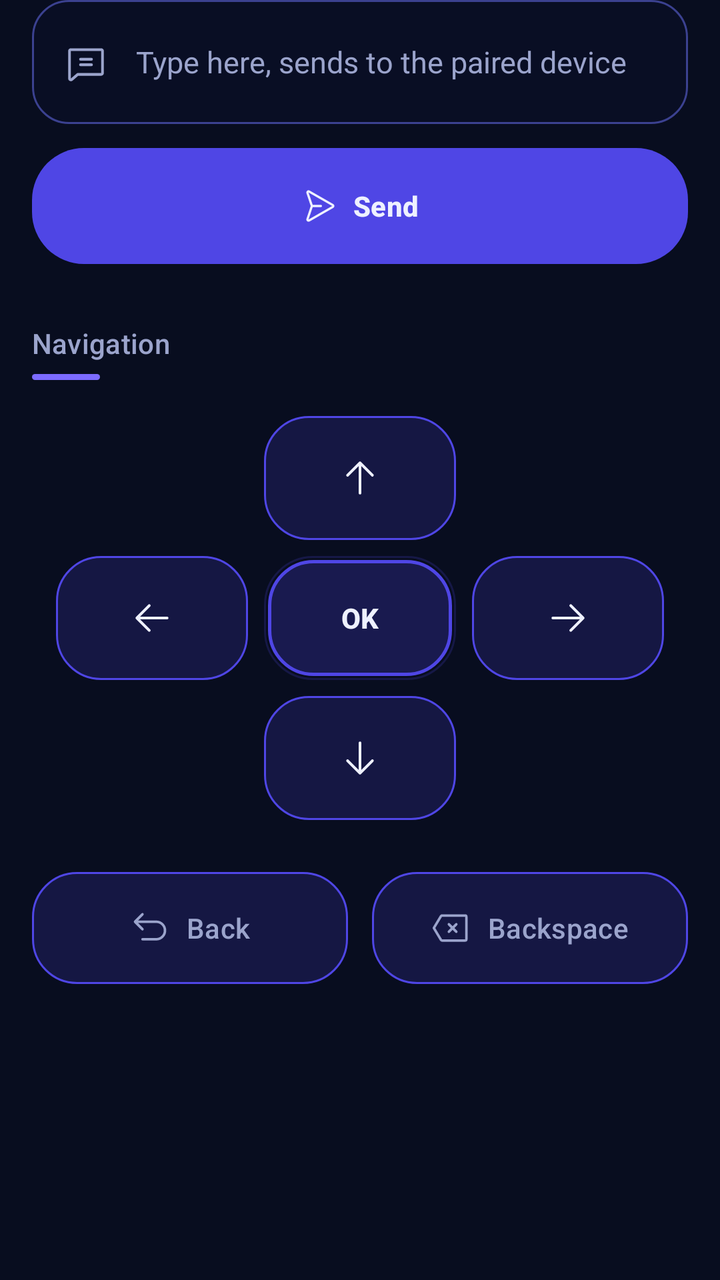
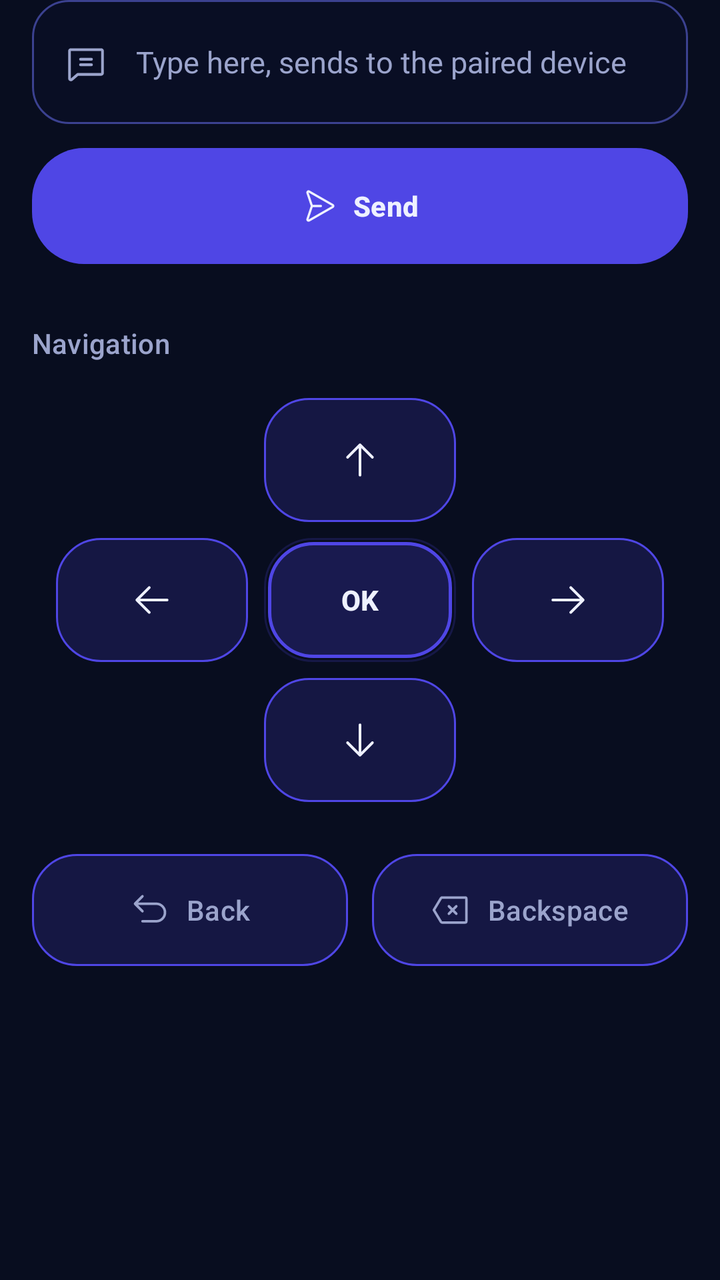

The first picture is an Android layout as it rendered before a commit; the second is the same layout after the commit. The layout source and the unified diff follow.
<!-- AndroidManifest.xml: application theme Theme.BeamPad -->
<!-- res/layout/fragment_keyboard.xml -->
<?xml version="1.0" encoding="utf-8"?>
<ScrollView xmlns:android="http://schemas.android.com/apk/res/android"
    xmlns:app="http://schemas.android.com/apk/res-auto"
    android:layout_width="match_parent"
    android:layout_height="match_parent"
    android:fillViewport="true">

    <LinearLayout
        android:layout_width="match_parent"
        android:layout_height="wrap_content"
        android:orientation="vertical"
        android:paddingStart="16dp"
        android:paddingEnd="16dp"
        android:paddingBottom="24dp">

        <LinearLayout
            android:id="@+id/inputRow"
            android:layout_width="match_parent"
            android:layout_height="62dp"
            android:background="@drawable/bg_input"
            android:orientation="horizontal"
            android:gravity="center_vertical"
            android:paddingStart="16dp"
            android:paddingEnd="16dp">

            <ImageView
                android:layout_width="22dp"
                android:layout_height="22dp"
                android:layout_marginEnd="14dp"
                android:src="@drawable/ic_chat_text"
                app:tint="@color/bp_text_dim"
                android:contentDescription="@null" />

            <EditText
                android:id="@+id/input"
                android:layout_width="match_parent"
                android:layout_height="match_parent"
                android:background="@null"
                android:hint="@string/keyboard_hint"
                android:imeOptions="actionSend"
                android:inputType="text"
                android:maxLines="1"
                android:textColor="@color/bp_text"
                android:textColorHint="@color/bp_text_dim"
                android:textSize="15sp"
                android:importantForAutofill="no" />
        </LinearLayout>

        <com.google.android.material.button.MaterialButton
            android:id="@+id/send"
            android:layout_width="match_parent"
            android:layout_height="58dp"
            android:layout_marginTop="12dp"
            android:background="@drawable/bg_send"
            android:backgroundTint="@null"
            android:insetTop="0dp"
            android:insetBottom="0dp"
            android:text="@string/keyboard_send"
            android:textStyle="bold"
            android:textColor="@color/bp_text"
            app:icon="@drawable/ic_paper_plane_right"
            app:iconGravity="textStart"
            app:iconTint="@color/bp_text"
            app:cornerRadius="26dp" />

        <TextView
            android:layout_width="wrap_content"
            android:layout_height="wrap_content"
            android:layout_marginTop="30dp"
            android:text="@string/keyboard_navigation"
            android:textAppearance="?attr/textAppearanceLabelLarge"
            android:textColor="@color/bp_text_dim" />

        <View
            android:layout_width="34dp"
            android:layout_height="3dp"
            android:layout_marginTop="6dp"
            android:background="@drawable/accent_underline" />

        <LinearLayout
            android:layout_width="match_parent"
            android:layout_height="wrap_content"
            android:layout_marginTop="18dp"
            android:orientation="vertical"
            android:gravity="center">

            <com.google.android.material.button.MaterialButton
                android:id="@+id/up"
                style="@style/DpadKey"
                app:icon="@drawable/ic_arrow_up" />

            <LinearLayout
                android:layout_width="wrap_content"
                android:layout_height="wrap_content"
                android:layout_marginTop="8dp"
                android:orientation="horizontal">

                <com.google.android.material.button.MaterialButton
                    android:id="@+id/left"
                    style="@style/DpadKey"
                    app:icon="@drawable/ic_arrow_left" />

                <com.google.android.material.button.MaterialButton
                    android:id="@+id/enter"
                    style="@style/DpadKey"
                    android:layout_marginStart="8dp"
                    android:layout_marginEnd="8dp"
                    android:background="@drawable/bg_key_ok"
                    android:text="@string/key_ok"
                    android:textStyle="bold"
                    android:textColor="@color/bp_text" />

                <com.google.android.material.button.MaterialButton
                    android:id="@+id/right"
                    style="@style/DpadKey"
                    app:icon="@drawable/ic_arrow_right" />
            </LinearLayout>

            <com.google.android.material.button.MaterialButton
                android:id="@+id/down"
                style="@style/DpadKey"
                android:layout_marginTop="8dp"
                app:icon="@drawable/ic_arrow_down" />
        </LinearLayout>

        <LinearLayout
            android:layout_width="match_parent"
            android:layout_height="wrap_content"
            android:layout_marginTop="26dp"
            android:orientation="horizontal">

            <com.google.android.material.button.MaterialButton
                android:id="@+id/back"
                style="@style/WideKey"
                android:text="@string/key_back"
                app:icon="@drawable/ic_arrow_u_up_left" />

            <com.google.android.material.button.MaterialButton
                android:id="@+id/backspace"
                style="@style/WideKey"
                android:layout_marginStart="12dp"
                android:text="@string/key_backspace"
                app:icon="@drawable/ic_backspace" />
        </LinearLayout>
    </LinearLayout>
</ScrollView>
<!-- resources referenced by this layout -->
<resources>
  <color name="bp_text">#EEF1FF</color>
  <color name="bp_text_dim">#9BA4CC</color>
  <!-- drawable accent_underline (drawable) -->
  <?xml version="1.0" encoding="utf-8"?>
  <shape xmlns:android="http://schemas.android.com/apk/res/android"
      android:shape="rectangle">
      <solid android:color="@color/bp_accent_2" />
      <corners android:radius="2dp" />
  </shape>
  <!-- drawable ic_arrow_down (drawable) -->
  <?xml version="1.0" encoding="utf-8"?>
  <vector xmlns:android="http://schemas.android.com/apk/res/android"
      android:width="24dp"
      android:height="24dp"
      android:viewportWidth="256"
      android:viewportHeight="256"
      android:tint="?attr/colorControlNormal">
      <path
          android:fillColor="@android:color/white"
          android:pathData="M205.66,149.66l-72,72a8,8,0,0,1-11.32,0l-72-72a8,8,0,0,1,11.32-11.32L120,196.69V40a8,8,0,0,1,16,0V196.69l58.34-58.35a8,8,0,0,1,11.32,11.32Z" />
  </vector>
  <!-- drawable ic_arrow_left (drawable) -->
  <?xml version="1.0" encoding="utf-8"?>
  <vector xmlns:android="http://schemas.android.com/apk/res/android"
      android:width="24dp"
      android:height="24dp"
      android:viewportWidth="256"
      android:viewportHeight="256"
      android:tint="?attr/colorControlNormal">
      <path
          android:fillColor="@android:color/white"
          android:pathData="M224,128a8,8,0,0,1-8,8H59.31l58.35,58.34a8,8,0,0,1-11.32,11.32l-72-72a8,8,0,0,1,0-11.32l72-72a8,8,0,0,1,11.32,11.32L59.31,120H216A8,8,0,0,1,224,128Z" />
  </vector>
  <!-- drawable ic_arrow_right (drawable) -->
  <?xml version="1.0" encoding="utf-8"?>
  <vector xmlns:android="http://schemas.android.com/apk/res/android"
      android:width="24dp"
      android:height="24dp"
      android:viewportWidth="256"
      android:viewportHeight="256"
      android:tint="?attr/colorControlNormal">
      <path
          android:fillColor="@android:color/white"
          android:pathData="M221.66,133.66l-72,72a8,8,0,0,1-11.32-11.32L196.69,136H40a8,8,0,0,1,0-16H196.69L138.34,61.66a8,8,0,0,1,11.32-11.32l72,72A8,8,0,0,1,221.66,133.66Z" />
  </vector>
  <!-- drawable ic_arrow_u_up_left (drawable) -->
  <?xml version="1.0" encoding="utf-8"?>
  <vector xmlns:android="http://schemas.android.com/apk/res/android"
      android:width="24dp"
      android:height="24dp"
      android:viewportWidth="256"
      android:viewportHeight="256"
      android:tint="?attr/colorControlNormal">
      <path
          android:fillColor="@android:color/white"
          android:pathData="M232,144a64.07,64.07,0,0,1-64,64H80a8,8,0,0,1,0-16h88a48,48,0,0,0,0-96H51.31l34.35,34.34a8,8,0,0,1-11.32,11.32l-48-48a8,8,0,0,1,0-11.32l48-48A8,8,0,0,1,85.66,45.66L51.31,80H168A64.07,64.07,0,0,1,232,144Z" />
  </vector>
  <!-- drawable ic_arrow_up (drawable) -->
  <?xml version="1.0" encoding="utf-8"?>
  <vector xmlns:android="http://schemas.android.com/apk/res/android"
      android:width="24dp"
      android:height="24dp"
      android:viewportWidth="256"
      android:viewportHeight="256"
      android:tint="?attr/colorControlNormal">
      <path
          android:fillColor="@android:color/white"
          android:pathData="M205.66,117.66a8,8,0,0,1-11.32,0L136,59.31V216a8,8,0,0,1-16,0V59.31L61.66,117.66a8,8,0,0,1-11.32-11.32l72-72a8,8,0,0,1,11.32,0l72,72A8,8,0,0,1,205.66,117.66Z" />
  </vector>
  <string name="key_back">Back</string>
  <string name="key_backspace">Backspace</string>
  <string name="key_ok">OK</string>
  <string name="keyboard_hint">Type here, sends to the paired device</string>
  <string name="keyboard_navigation">Navigation</string>
  <string name="keyboard_send">Send</string>
  <color name="bp_accent_2">#7C6BFF</color>
  <color name="bp_stroke">#3B4190</color>
  <color name="bp_accent">#4F46E5</color>
  <color name="bp_surface">#141B3D</color>
  <color name="bp_surface_raised">#1B2350</color>
  <color name="bp_bg">#080D1F</color>
  <!-- unchanged entries left out for length: 10 -->
</resources>

<!-- the commit's change to res/layout/fragment_keyboard.xml (unified diff, before → after) -->
@@ -11,7 +11,7 @@
         android:orientation="vertical"
         android:paddingStart="16dp"
         android:paddingEnd="16dp"
-        android:paddingBottom="24dp">
+        android:paddingBottom="120dp">
 
         <LinearLayout
             android:id="@+id/inputRow"
@@ -70,12 +70,6 @@
             android:text="@string/keyboard_navigation"
             android:textAppearance="?attr/textAppearanceLabelLarge"
             android:textColor="@color/bp_text_dim" />
-
-        <View
-            android:layout_width="34dp"
-            android:layout_height="3dp"
-            android:layout_marginTop="6dp"
-            android:background="@drawable/accent_underline" />
 
         <LinearLayout
             android:layout_width="match_parent"
<!-- resource entries referenced after the edit -->
@@ -2,13 +2,6 @@
 <resources>
   <color name="bp_text">#EEF1FF</color>
   <color name="bp_text_dim">#9BA4CC</color>
-  <!-- drawable accent_underline (drawable) -->
-  <?xml version="1.0" encoding="utf-8"?>
-  <shape xmlns:android="http://schemas.android.com/apk/res/android"
-      android:shape="rectangle">
-      <solid android:color="@color/bp_accent_2" />
-      <corners android:radius="2dp" />
-  </shape>
   <!-- drawable ic_arrow_down (drawable) -->
   <?xml version="1.0" encoding="utf-8"?>
   <vector xmlns:android="http://schemas.android.com/apk/res/android"
